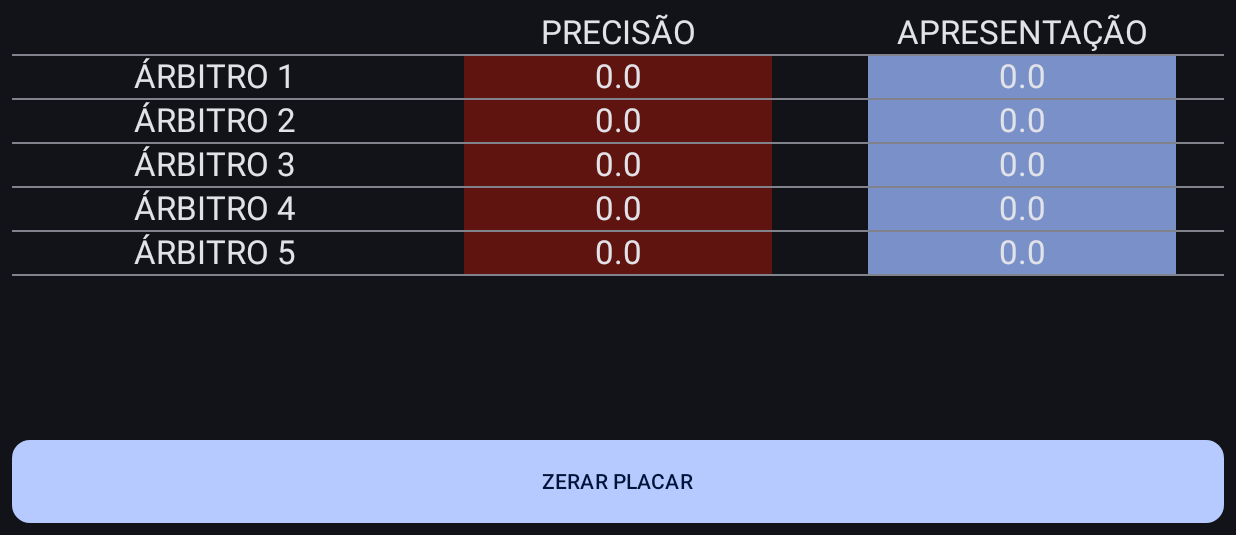
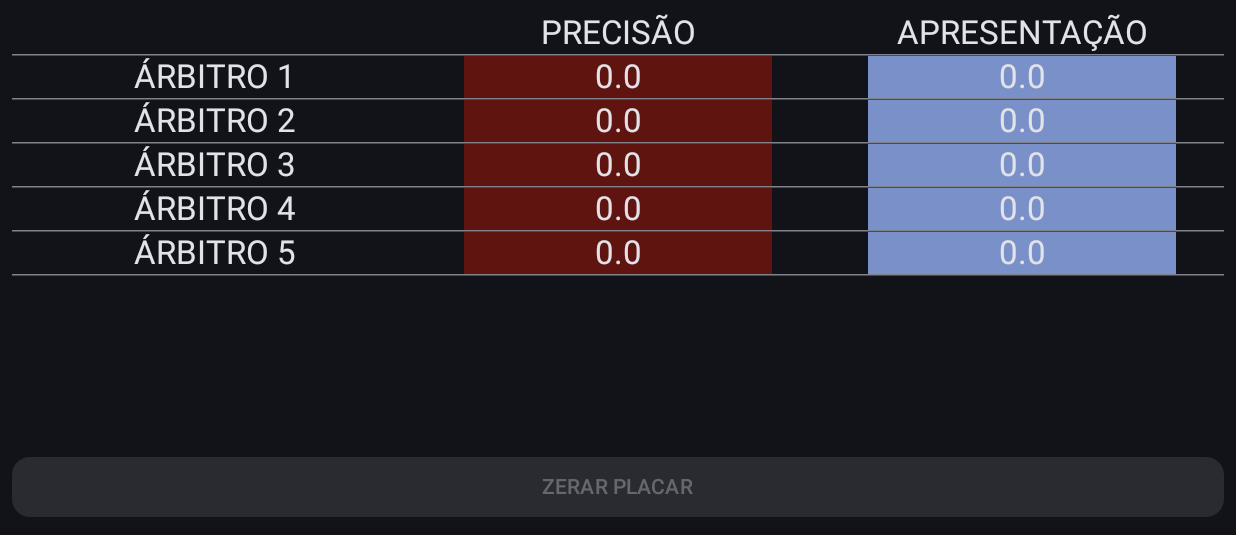
Before and after one commit to Dannful/UOPoomsae, an Android app built with Jetpack Compose: the ScoresReceiverScreen screen opened through its navigation route, on a phone screen of 824 x 412 dp (held sideways), the part 83-618 px from its top. Run offline under Robolectric (Android 15) with nearby library versions, the phone set to English and light mode, and no system bars; our stand-ins replace Dagger/Hilt's generated code; 2 statements that could not run were skipped.

Commit message:
Minor fixes

```diff
--- a/app/src/main/java/com/github/dannful/uopoomsae/presentation/mode_select/ModeSelectViewModel.kt
+++ b/app/src/main/java/com/github/dannful/uopoomsae/presentation/mode_select/ModeSelectViewModel.kt
@@ -22,8 +22,8 @@ class ModeSelectViewModel @Inject constructor(
         private const val TABLE_KEY = "TABLE"
     }
 
-    val judge = savedStateHandle.getStateFlow(JUDGE_KEY, "")
-    val table = savedStateHandle.getStateFlow(TABLE_KEY, "")
+    val judge = savedStateHandle.getStateFlow(JUDGE_KEY, "1")
+    val table = savedStateHandle.getStateFlow(TABLE_KEY, "1")
     val competitionMode = preferencesRepository.getCompetitionMode()
 
     init {
@@ -51,8 +51,10 @@ class ModeSelectViewModel @Inject constructor(
 
     fun submit() {
         viewModelScope.launch {
-            preferencesRepository.saveJudgeId(judge.value.toInt())
-            preferencesRepository.saveTableId(table.value.toInt())
+            val convertedJudge = judge.value.toIntOrNull() ?: return@launch
+            val convertedTable = table.value.toIntOrNull() ?: return@launch
+            preferencesRepository.saveJudgeId(convertedJudge)
+            preferencesRepository.saveTableId(convertedTable)
         }
     }
 }
--- a/app/src/main/java/com/github/dannful/uopoomsae/presentation/scores_receiver/ScoresReceiverScreen.kt
+++ b/app/src/main/java/com/github/dannful/uopoomsae/presentation/scores_receiver/ScoresReceiverScreen.kt
@@ -9,7 +9,7 @@ import androidx.compose.foundation.layout.fillMaxWidth
 import androidx.compose.foundation.layout.padding
 import androidx.compose.foundation.lazy.LazyColumn
 import androidx.compose.material3.Button
-import androidx.compose.material3.Divider
+import androidx.compose.material3.HorizontalDivider
 import androidx.compose.material3.MaterialTheme
 import androidx.compose.material3.Text
 import androidx.compose.runtime.Composable
@@ -30,11 +30,21 @@ import com.github.dannful.uopoomsae.ui.theme.LocalSpacing
 fun ScoresReceiverScreen(
     scoresReceiverViewModel: ScoresReceiverViewModel = hiltViewModel()
 ) {
-    PageHeader {
-        val scores by scoresReceiverViewModel.scores.collectAsState()
+    val scores by scoresReceiverViewModel.scores.collectAsState()
+    PageHeader(bottomBar = {
+        Button(
+            onClick = scoresReceiverViewModel::resetScores,
+            modifier = Modifier
+                .padding(LocalSpacing.current.small)
+                .fillMaxWidth(),
+            shape = MaterialTheme.shapes.medium,
+            enabled = scores.any { it.presentationScore != 0f && it.techniqueScore != 0f }
+        ) {
+            Text(text = "ZERAR PLACAR")
+        }
+    }) {
         LazyColumn(
-            modifier = Modifier
-                .weight(5f)
+            modifier = Modifier.fillMaxSize()
         ) {
             item {
                 Row {
@@ -44,7 +54,7 @@ fun ScoresReceiverScreen(
                 }
             }
             item {
-                Divider()
+                HorizontalDivider()
             }
             items(ScoresReceiverViewModel.JUDGE_COUNT, key = { it }) {
                 val judge = it + 1
@@ -59,17 +69,8 @@ fun ScoresReceiverScreen(
                         color = MaterialTheme.colorScheme.primaryContainer
                     )
                 }
-                Divider()
+                HorizontalDivider()
             }
-        }
-        Button(
-            onClick = scoresReceiverViewModel::resetScores,
-            modifier = Modifier
-                .weight(1f)
-                .fillMaxWidth(),
-            shape = MaterialTheme.shapes.medium
-        ) {
-            Text(text = "ZERAR PLACAR")
         }
     }
 }
```
